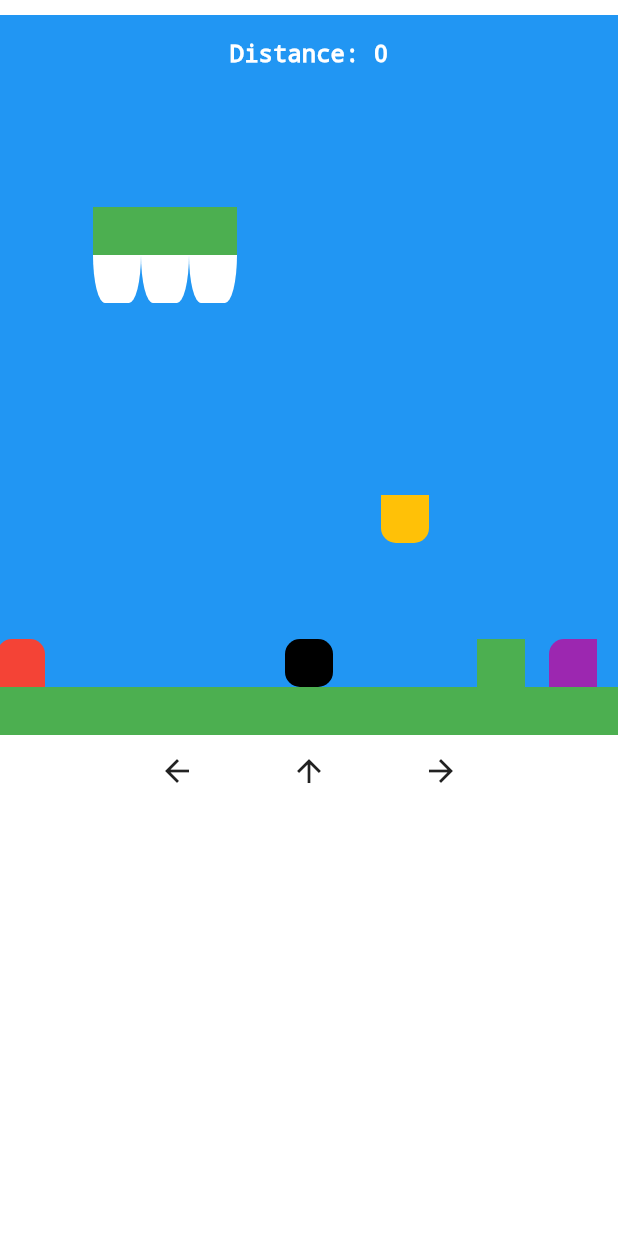
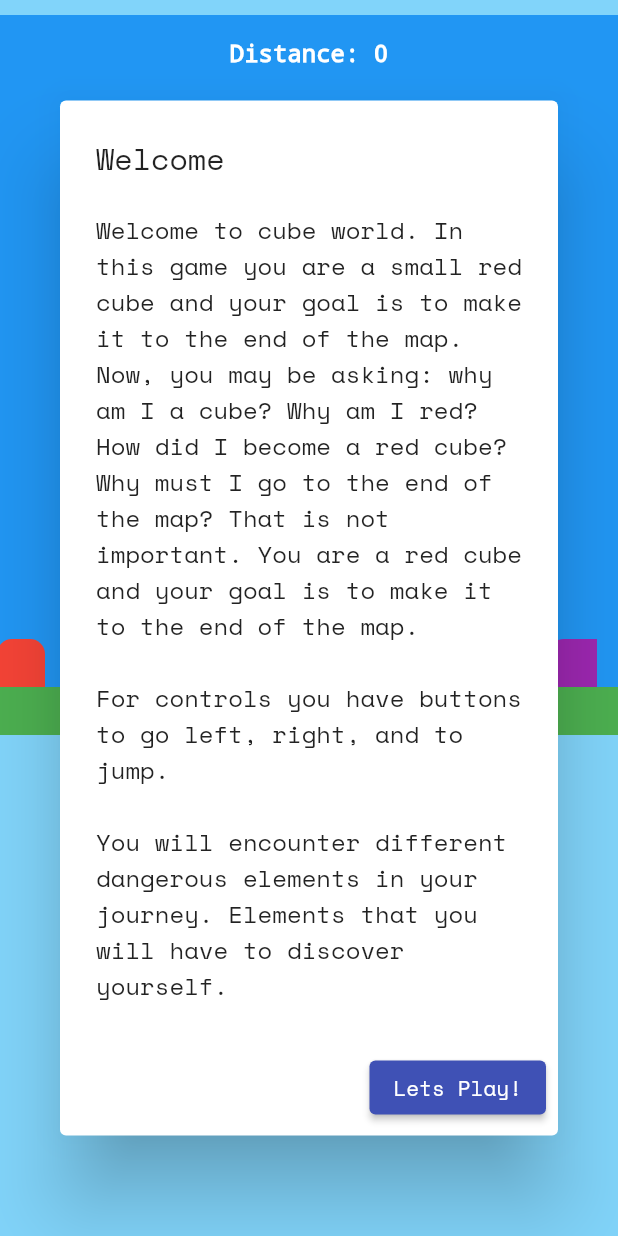
Before and after one commit to nlatham1999/Flutter_Game_2, a Flutter app: the screen it shows after launch, on a phone screen of 412 x 824 dp. Run offline on Flutter 3.47's test engine with Material 2 defaults, Android fonts, the phone set to English and light mode, and no system bars.

Commit message:
changing fonts adding welcome page

```diff
--- a/lib/controllers/gamecontroller.dart
+++ b/lib/controllers/gamecontroller.dart
@@ -38,7 +38,7 @@ class GameController  extends ChangeNotifier{
 
   int cellsPerView = 15;
 
-  int distanceTraveled = 0;
+  late int distanceTraveled;
 
   GameController({
     required this.offsetY,
@@ -63,6 +63,7 @@ class GameController  extends ChangeNotifier{
   }
 
   void reset(){
+    distanceTraveled = 0;
     gameMap = BasicMap();
     jumpState = false;
     jumpCount = 0;
--- a/lib/main.dart
+++ b/lib/main.dart
@@ -21,19 +21,31 @@ class MyApp extends StatelessWidget {
   Widget build(BuildContext context) {
     return MaterialApp(
       title: 'Flutter Demo',
-      theme: ThemeData(
-        // This is the theme of your application.
-        //
-        // Try running your application with "flutter run". You'll see the
-        // application has a blue toolbar. Then, without quitting the app, try
-        // changing the primarySwatch below to Colors.green and then invoke
-        // "hot reload" (press "r" in the console where you ran "flutter run",
-        // or simply save your changes to "hot reload" in a Flutter IDE).
-        // Notice that the counter didn't reset back to zero; the application
-        // is not restarted.
-        primarySwatch: Colors.green,
-      ),
+      theme: themeData,
       home: const GameScreen(),
     );
   }
 }
+
+const TextStyle monoTextStyle = TextStyle(
+  fontFamily: 'SpaceMono',
+);
+
+final ThemeData themeData = ThemeData(
+  primarySwatch: Colors.indigo,
+  textTheme: const TextTheme(
+    bodyLarge: monoTextStyle,
+    bodyMedium: monoTextStyle,
+    labelLarge: monoTextStyle,
+    bodySmall: monoTextStyle,
+    displayLarge: monoTextStyle,
+    displayMedium: monoTextStyle,
+    displaySmall: monoTextStyle,
+    headlineMedium: monoTextStyle,
+    headlineSmall: monoTextStyle,
+    titleLarge: monoTextStyle,
+    labelSmall: monoTextStyle,
+    titleMedium: monoTextStyle,
+    titleSmall: monoTextStyle,
+  ),
+);
--- a/lib/views/gamescreen.dart
+++ b/lib/views/gamescreen.dart
@@ -17,7 +17,7 @@ class GameScreen extends StatefulWidget {
 class _GameScreenState extends State<GameScreen> {
   late Timer _timer;
   bool _gameOver = false;
-  String formattedDuration = "";
+  bool _initialLoad = true;
   GameController _gameController = GameController(offsetY: 10, screenSize: MediaQueryData.fromWindow(WidgetsBinding.instance!.window).size);
 
   @override
@@ -91,7 +91,11 @@ class _GameScreenState extends State<GameScreen> {
   Widget build(BuildContext context) {
   return Builder(
     builder: (BuildContext context) {
-      return Stack(
+      return Container(
+        width: MediaQuery.of(context).size.width,
+        height: MediaQuery.of(context).size.height,
+        color: Colors.lightBlue[200],
+        child: Stack(
           children: [
             Stack(
               children: ViewUtils.getMapScreen(_gameController.gameMap.map, _gameController.cellWidth, _gameController.cellHeight, _gameController.offsetX, _gameController.offsetY, _gameController.viewMapLeft, _gameController.viewMapRight),
@@ -148,7 +152,7 @@ class _GameScreenState extends State<GameScreen> {
                   title: const Text("Game Over"),
                   content: Text(" ${_gameController.gameOverText} \n Distance Travelled: ${_gameController.distanceTraveled}"),
                   actions: [
-                  TextButton(
+                    ElevatedButton(
                       onPressed: () {
                         restartGame();
                       },
@@ -158,7 +162,27 @@ class _GameScreenState extends State<GameScreen> {
                 )
               ),
             ),
+            Visibility (
+              visible: _initialLoad,
+              child:Center(
+                child: AlertDialog(
+                  title: Text("Welcome"),
+                  content: Text("Welcome to cube world. In this game you are a small red cube and your goal is to make it to the end of the map. Now, you may be asking: why am I a cube? Why am I red? How did I become a red cube? Why must I go to the end of the map? That is not important. You are a red cube and your goal is to make it to the end of the map.\n \nFor controls you have buttons to go left, right, and to jump.\n\nYou will encounter different dangerous elements in your journey. Elements that you will have to discover yourself.",),
+                  actions: [
+                    ElevatedButton(
+                      onPressed: () {
+                        setState(() {
+                          _initialLoad = false;
+                        });
+                      },
+                      child: const Text("Lets Play!"),
+                    ),
                   ],
+                )
+              ),
+            ),
+          ],
+        ),
       );
     },
   );
--- a/pubspec.yaml
+++ b/pubspec.yaml
@@ -90,3 +90,7 @@ flutter:
   #
   # For details regarding fonts from package dependencies,
   # see https://flutter.dev/custom-fonts/#from-packages
+  fonts:
+    - family: SpaceMono
+      fonts:
+        - asset: fonts/SpaceMono-Regular.ttf
```
Also changed, not shown: fonts/SpaceMono-Bold.ttf (added), fonts/SpaceMono-BoldItalic.ttf (added), fonts/SpaceMono-Italic.ttf (added), fonts/SpaceMono-Regular.ttf (added), 6 other files. Lines whose indentation alone changed are shown as unchanged.
